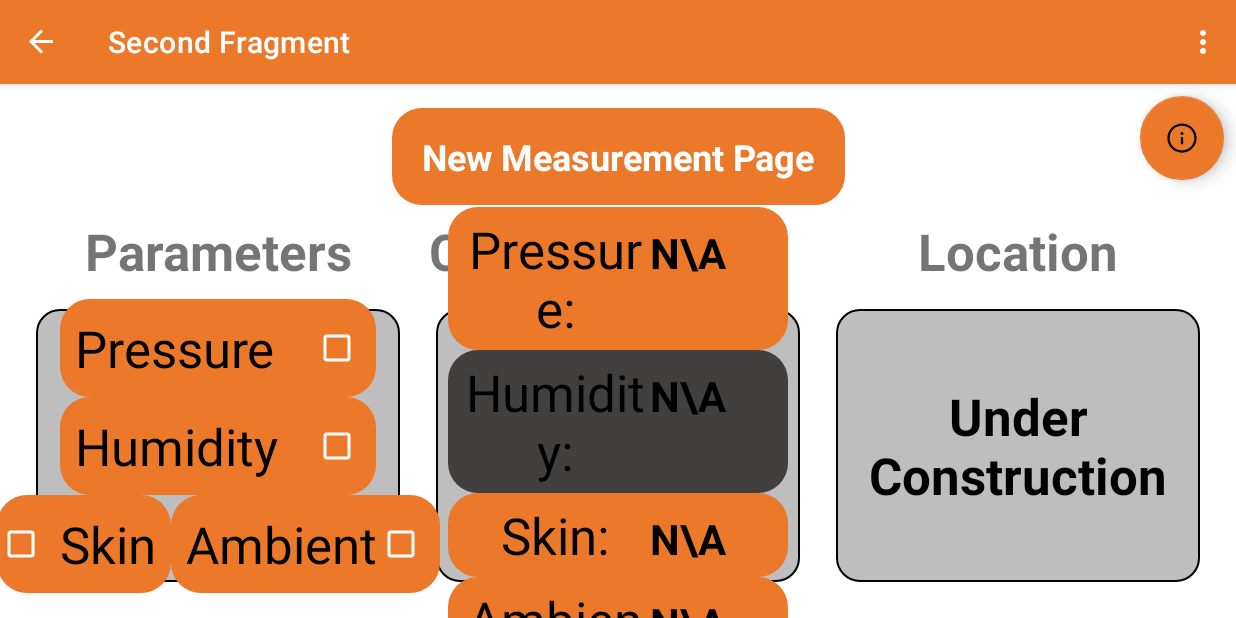
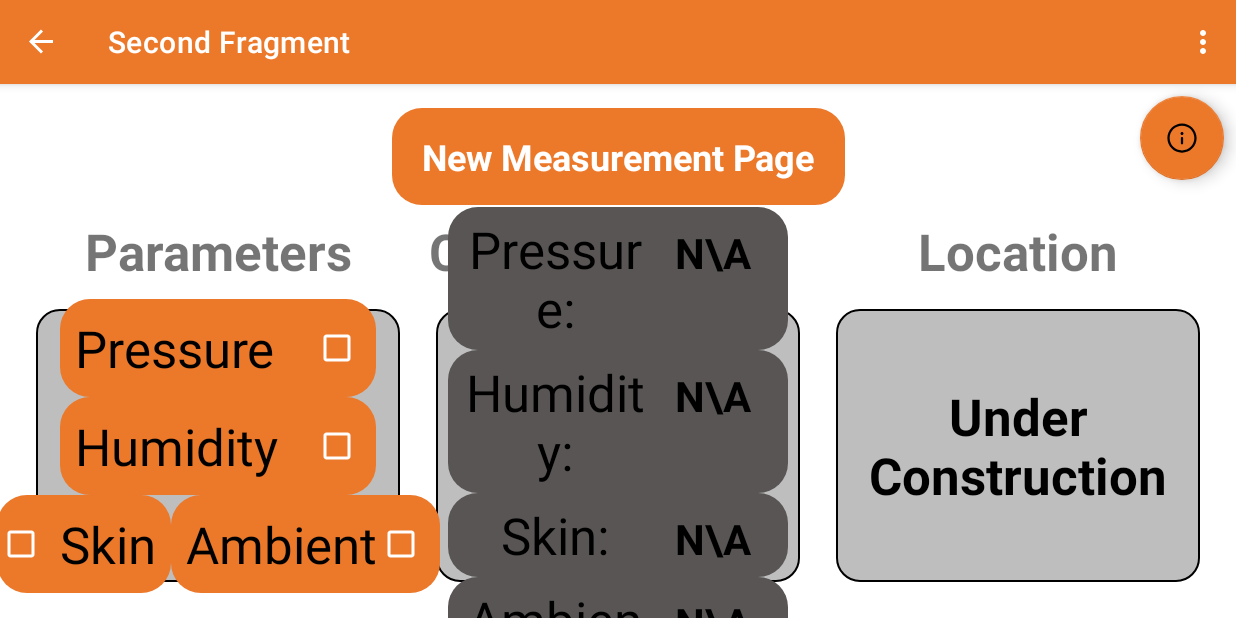
Before and after one commit to tlongo1226/ProjectForecast, an Android app: the SecondFragment screen opened through its navigation route, on a phone screen of 824 x 412 dp (held sideways). Run offline under Robolectric (Android 15) with nearby library versions, the phone set to English and light mode, and no system bars; our stand-ins replace navigation-ui.

Commit message:
Added onclicks to checkboxes to enable disable text displays

```diff
--- a/app/src/main/java/com/example/projectforcast/SecondFragment.java
+++ b/app/src/main/java/com/example/projectforcast/SecondFragment.java
@@ -4,7 +4,11 @@ import android.os.Bundle;
 import android.view.LayoutInflater;
 import android.view.View;
 import android.view.ViewGroup;
+import android.widget.CheckBox;
+import android.widget.CompoundButton;
+import android.widget.LinearLayout;
 
+import androidx.annotation.ColorInt;
 import androidx.annotation.NonNull;
 import androidx.fragment.app.Fragment;
 import androidx.navigation.fragment.NavHostFragment;
@@ -23,6 +27,23 @@ public class SecondFragment extends Fragment {
 
         binding = FragmentSecondBinding.inflate(inflater, container, false);
 
+
+        binding.ambientCheck.setOnCheckedChangeListener((compoundButton, b) -> {
+            System.out.println("Ambient Check");
+            binding.ambientLayout.setSelected(compoundButton.isChecked());
+            System.out.println("layoutSelected: "+binding.ambientLayout.isSelected());
+
+        });
+        binding.humidityCheck.setOnCheckedChangeListener((compoundButton, b) -> {
+            binding.humidityLayout.setSelected(compoundButton.isChecked());
+        });
+        binding.skinCheck.setOnCheckedChangeListener((compoundButton, b) -> {
+            binding.skinLayout.setSelected(compoundButton.isChecked());
+        });
+        binding.pressureCheck.setOnCheckedChangeListener((compoundButton, b) -> {
+            binding.pressureLayout.setSelected(compoundButton.isChecked());
+        });
+
         return binding.getRoot();
 
     }
--- /dev/null
+++ b/app/src/main/res/drawable/en_dis_background.xml
@@ -0,0 +1,18 @@
+<?xml version="1.0" encoding="utf-8"?>
+<selector xmlns:android="http://schemas.android.com/apk/res/android">
+    <!-- Item for unchecked state -->
+    <item android:state_selected="false">
+        <shape>
+            <solid android:color="@color/disabled"/>
+            <corners android:radius="20dp"/>
+        </shape>
+    </item>
+
+    <!-- Item for checked state -->
+    <item android:state_selected="true">
+        <shape>
+            <solid android:color="@color/enabled"/>
+            <corners android:radius="20dp"/>
+        </shape>
+    </item>
+</selector>
--- a/app/src/main/res/layout/fragment_second.xml
+++ b/app/src/main/res/layout/fragment_second.xml
@@ -74,7 +74,7 @@
         app:layout_constraintVertical_bias="1.0" />
 
     <CheckBox
-        android:id="@+id/checkBox"
+        android:id="@+id/pressureCheck"
         android:layout_width="0dp"
         android:layout_height="wrap_content"
         android:layout_marginStart="16dp"
@@ -87,7 +87,7 @@
         android:text="Pressure"
 
         android:textSize="34sp"
-        app:layout_constraintBottom_toTopOf="@+id/checkBox2"
+        app:layout_constraintBottom_toTopOf="@+id/humidityCheck"
         app:layout_constraintEnd_toEndOf="@+id/paramGroup"
         app:layout_constraintHorizontal_bias="0.5"
         app:layout_constraintStart_toStartOf="@+id/paramGroup"
@@ -95,7 +95,7 @@
         app:layout_constraintVertical_chainStyle="spread" />
 
     <CheckBox
-        android:id="@+id/checkBox2"
+        android:id="@+id/humidityCheck"
         android:layout_width="0dp"
         android:layout_height="wrap_content"
         android:layout_marginStart="16dp"
@@ -108,31 +108,30 @@
         android:padding="10dp"
         android:text="Humidity"
         android:textSize="34sp"
-        app:layout_constraintBottom_toTopOf="@+id/checkBox3"
+        app:layout_constraintBottom_toTopOf="@+id/skinCheck"
         app:layout_constraintEnd_toEndOf="@+id/paramGroup"
         app:layout_constraintHorizontal_bias="0.5"
         app:layout_constraintStart_toStartOf="@+id/paramGroup"
-        app:layout_constraintTop_toBottomOf="@+id/checkBox" />
+        app:layout_constraintTop_toBottomOf="@+id/pressureCheck" />
 
     <CheckBox
-        android:id="@+id/checkBox3"
+        android:id="@+id/skinCheck"
         android:layout_width="wrap_content"
         android:layout_height="wrap_content"
         android:layout_weight="1"
         android:background="@drawable/title_background"
-
         android:buttonTint="@color/white"
         android:padding="10dp"
         android:text="Skin"
         android:textSize="34sp"
         app:layout_constraintBottom_toBottomOf="@+id/paramGroup"
-        app:layout_constraintEnd_toStartOf="@+id/checkBox4"
+        app:layout_constraintEnd_toStartOf="@+id/ambientCheck"
         app:layout_constraintHorizontal_bias="0.5"
         app:layout_constraintStart_toStartOf="@+id/paramGroup"
-        app:layout_constraintTop_toBottomOf="@+id/checkBox2" />
+        app:layout_constraintTop_toBottomOf="@+id/humidityCheck" />
 
     <CheckBox
-        android:id="@+id/checkBox4"
+        android:id="@+id/ambientCheck"
         android:layout_width="wrap_content"
         android:layout_height="wrap_content"
         android:layout_weight="1"
@@ -145,8 +144,8 @@
         android:textSize="34sp"
         app:layout_constraintEnd_toEndOf="@+id/paramGroup"
         app:layout_constraintHorizontal_bias="0.5"
-        app:layout_constraintStart_toEndOf="@+id/checkBox3"
-        app:layout_constraintTop_toTopOf="@+id/checkBox3" />
+        app:layout_constraintStart_toEndOf="@+id/skinCheck"
+        app:layout_constraintTop_toTopOf="@+id/skinCheck" />
 
     <TextView
         android:id="@+id/parametersTitle"
@@ -185,15 +184,15 @@
         app:layout_constraintTop_toBottomOf="@+id/measurementPageTitle" />
 
     <LinearLayout
-        android:id="@+id/linearLayout"
+        android:id="@+id/pressureLayout"
         android:layout_width="0dp"
         android:layout_height="wrap_content"
         android:layout_marginStart="8dp"
         android:layout_marginEnd="8dp"
-        android:background="@drawable/title_background"
+        android:background="@drawable/en_dis_background"
         android:orientation="horizontal"
         android:paddingHorizontal="8dp"
-        app:layout_constraintBottom_toTopOf="@+id/linearLayout3"
+        app:layout_constraintBottom_toTopOf="@+id/humidityLayout"
         app:layout_constraintEnd_toEndOf="@+id/currValueGroup"
         app:layout_constraintHorizontal_bias="0.5"
         app:layout_constraintStart_toStartOf="@+id/currValueGroup"
@@ -201,11 +200,11 @@
 
         <TextView
             android:id="@+id/currPressureLabel"
-            android:text="Pressure:"
             android:layout_width="match_parent"
             android:layout_height="wrap_content"
             android:layout_weight="4"
             android:paddingVertical="5dp"
+            android:text="Pressure:"
 
             android:textAlignment="center"
             android:textColor="@color/black"
@@ -213,31 +212,31 @@
 
         <TextView
             android:id="@+id/currPressureVal"
-            android:text="N\\A"
             android:layout_width="match_parent"
             android:layout_height="wrap_content"
             android:layout_weight="6"
+            android:text="N\\A"
 
+            android:textAlignment="center"
             android:textColor="@color/black"
             android:textSize="28sp"
             android:textStyle="bold" />
     </LinearLayout>
 
     <LinearLayout
-        android:id="@+id/linearLayout3"
+        android:id="@+id/humidityLayout"
         android:layout_width="0dp"
         android:layout_height="wrap_content"
         android:layout_marginStart="8dp"
         android:layout_marginEnd="8dp"
-        android:background="@drawable/title_background"
-        android:backgroundTint="#423F3F"
+        android:background="@drawable/en_dis_background"
         android:orientation="horizontal"
         android:paddingHorizontal="8dp"
-        app:layout_constraintBottom_toTopOf="@+id/linearLayout4"
+        app:layout_constraintBottom_toTopOf="@+id/skinLayout"
         app:layout_constraintEnd_toEndOf="@+id/currValueGroup"
         app:layout_constraintHorizontal_bias="0.5"
         app:layout_constraintStart_toStartOf="@+id/currValueGroup"
-        app:layout_constraintTop_toBottomOf="@+id/linearLayout">
+        app:layout_constraintTop_toBottomOf="@+id/pressureLayout">
 
         <TextView
             android:id="@+id/currHumidityLabel"
@@ -257,25 +256,26 @@
             android:layout_weight="6"
 
             android:text="N\\A"
+            android:textAlignment="center"
             android:textColor="@color/black"
             android:textSize="28sp"
             android:textStyle="bold" />
     </LinearLayout>
 
     <LinearLayout
-        android:id="@+id/linearLayout4"
+        android:id="@+id/skinLayout"
         android:layout_width="0dp"
         android:layout_height="wrap_content"
         android:layout_marginStart="8dp"
         android:layout_marginEnd="8dp"
-        android:background="@drawable/title_background"
+        android:background="@drawable/en_dis_background"
         android:orientation="horizontal"
         android:paddingHorizontal="8dp"
-        app:layout_constraintBottom_toTopOf="@+id/linearLayout2"
+        app:layout_constraintBottom_toTopOf="@+id/ambientLayout"
         app:layout_constraintEnd_toEndOf="@+id/currValueGroup"
         app:layout_constraintHorizontal_bias="0.5"
         app:layout_constraintStart_toStartOf="@+id/currValueGroup"
-        app:layout_constraintTop_toBottomOf="@+id/linearLayout3">
+        app:layout_constraintTop_toBottomOf="@+id/humidityLayout">
 
         <TextView
             android:id="@+id/currSkinLabel"
@@ -283,10 +283,10 @@
             android:layout_height="wrap_content"
             android:layout_weight="4"
             android:paddingVertical="5dp"
+            android:text="Skin:"
             android:textAlignment="center"
             android:textColor="@color/black"
-            android:textSize="34sp"
-            android:text="Skin:" />
+            android:textSize="34sp" />
 
         <TextView
             android:id="@+id/currSkinVal"
@@ -294,26 +294,27 @@
             android:layout_height="wrap_content"
             android:layout_weight="6"
 
+            android:text="N\\A"
+            android:textAlignment="center"
             android:textColor="@color/black"
             android:textSize="28sp"
-            android:textStyle="bold"
-            android:text="N\\A" />
+            android:textStyle="bold" />
     </LinearLayout>
 
     <LinearLayout
-        android:id="@+id/linearLayout2"
+        android:id="@+id/ambientLayout"
         android:layout_width="0dp"
         android:layout_height="wrap_content"
         android:layout_marginStart="8dp"
         android:layout_marginEnd="8dp"
-        android:background="@drawable/title_background"
+        android:background="@drawable/en_dis_background"
         android:orientation="horizontal"
         android:paddingHorizontal="8dp"
         app:layout_constraintBottom_toBottomOf="parent"
         app:layout_constraintEnd_toEndOf="@+id/currValueGroup"
         app:layout_constraintHorizontal_bias="0.5"
         app:layout_constraintStart_toStartOf="@+id/currValueGroup"
-        app:layout_constraintTop_toBottomOf="@+id/linearLayout4">
+        app:layout_constraintTop_toBottomOf="@+id/skinLayout">
 
         <TextView
             android:id="@+id/currAmbLabel"
@@ -321,10 +322,10 @@
             android:layout_height="wrap_content"
             android:layout_weight="4"
             android:paddingVertical="5dp"
+            android:text="Ambient:"
             android:textAlignment="center"
             android:textColor="@color/black"
-            android:textSize="34sp"
-            android:text="Ambient:" />
+            android:textSize="34sp" />
 
         <TextView
             android:id="@+id/currAmbVal"
@@ -332,10 +333,11 @@
             android:layout_height="wrap_content"
             android:layout_weight="6"
 
+            android:text="N\\A"
+            android:textAlignment="center"
             android:textColor="@color/black"
             android:textSize="28sp"
-            android:textStyle="bold"
-            android:text="N\\A" />
+            android:textStyle="bold" />
     </LinearLayout>
 
     <TextView
--- a/app/src/main/res/values/colors.xml
+++ b/app/src/main/res/values/colors.xml
@@ -7,4 +7,6 @@
     <color name="teal_700">#FF018786</color>
     <color name="black">#FF000000</color>
     <color name="white">#FFFFFFFF</color>
+    <color name="disabled">#595555</color>
+    <color name = "enabled">#EC782A</color>
 </resources>
```
